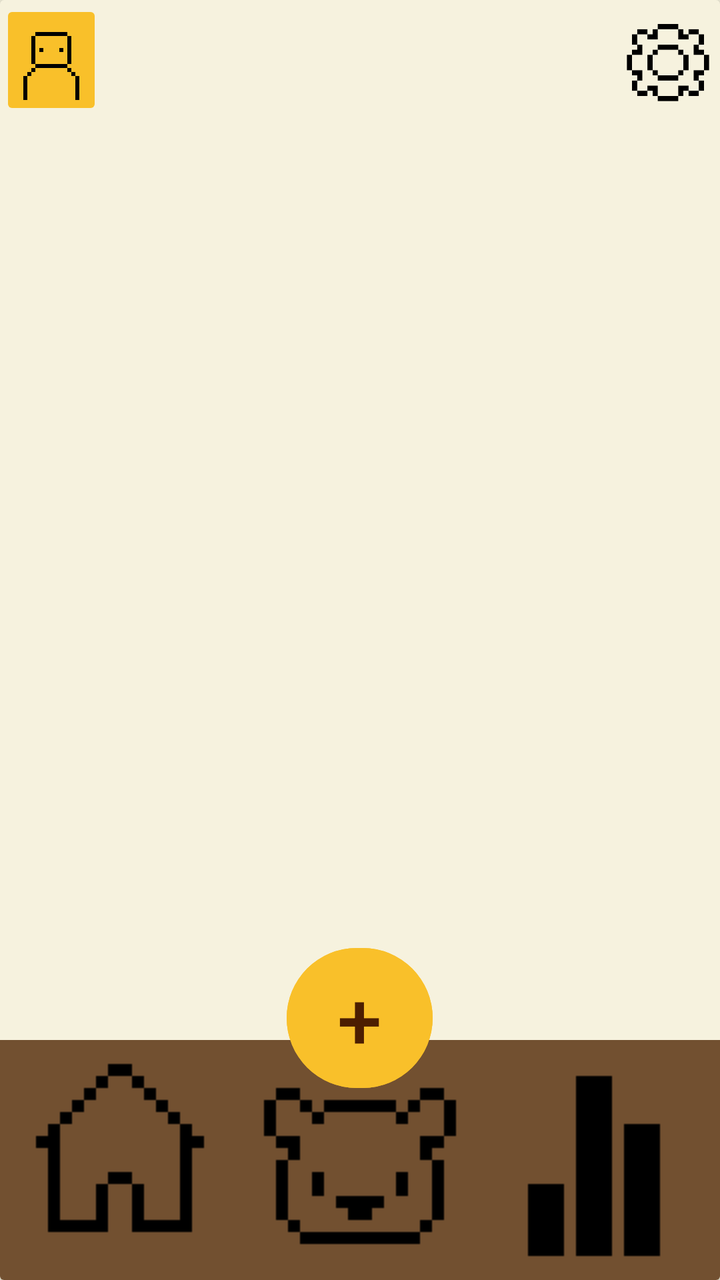
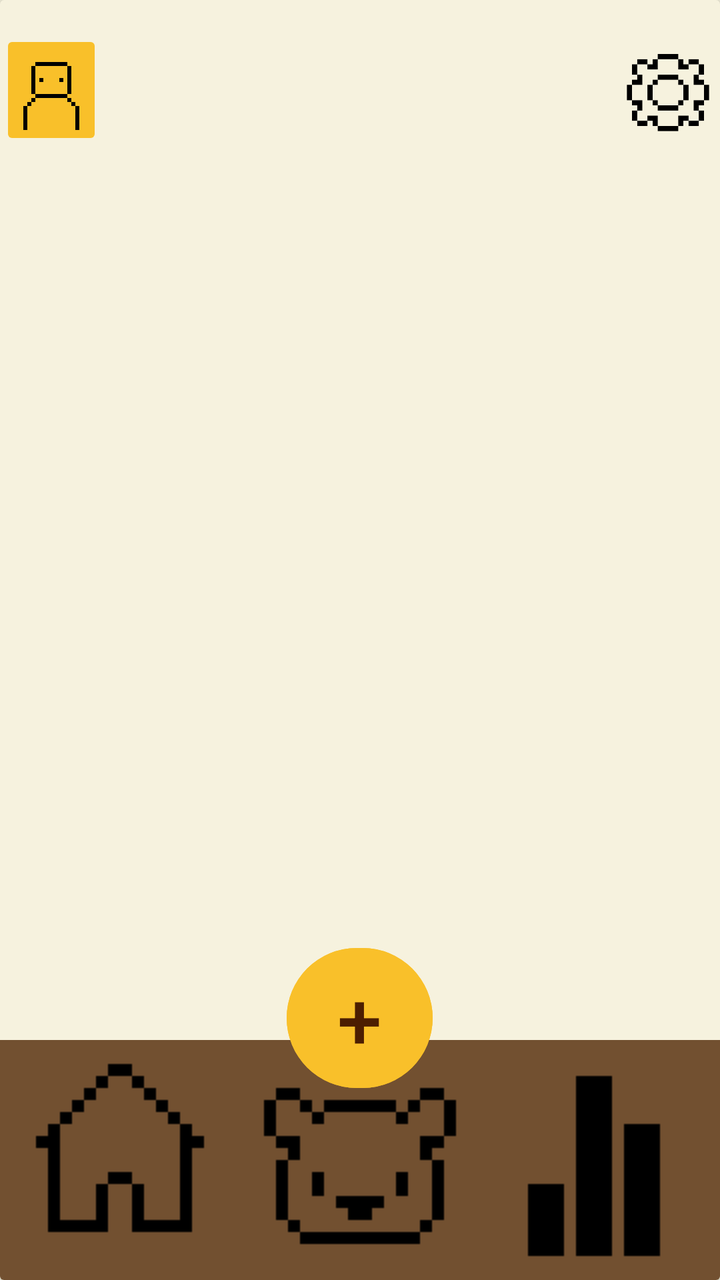

The first picture is an Android layout as it rendered before a commit; the second is the same layout after the commit. The layout source and the unified diff follow.
<!-- AndroidManifest.xml: application theme Theme.BeeBudgetingLimited -->
<!-- res/layout/activity_analytics.xml -->
<?xml version="1.0" encoding="utf-8"?>
<androidx.drawerlayout.widget.DrawerLayout xmlns:android="http://schemas.android.com/apk/res/android"
    xmlns:app="http://schemas.android.com/apk/res-auto"
    xmlns:tools="http://schemas.android.com/tools"
    android:id="@+id/main"
    android:layout_width="match_parent"
    android:layout_height="match_parent"
    tools:context=".Analytics"
    android:background="@color/Cream">

    <androidx.cardview.widget.CardView
        android:layout_width="match_parent"
        android:layout_height="wrap_content"
        app:cardBackgroundColor="@color/Cream">

        <LinearLayout
            android:layout_width="match_parent"
            android:layout_height="match_parent"
            android:orientation="vertical">

            
            <androidx.cardview.widget.CardView
                android:layout_width="match_parent"
                android:layout_height="wrap_content" />

            
            <LinearLayout
                android:layout_width="match_parent"
                android:layout_height="60dp"
                android:orientation="horizontal">

                <ImageButton
                    android:id="@+id/ProfileBtn"
                    app:srcCompat="@drawable/profileicon"
                    android:layout_width="0dp"
                    android:layout_height="wrap_content"
                    android:layout_weight="0.2"
                    android:backgroundTint="@color/Bright_yellow"
                    android:scaleType="centerCrop" />

                <ImageView
                    android:id="@+id/imageView3"
                    android:layout_width="0dp"
                    android:layout_height="wrap_content"
                    android:layout_weight="1"
                    android:alpha="0"
                    app:srcCompat="@drawable/house" /> />

                <ImageButton
                    android:id="@+id/Settingsbtn"
                    android:scaleType="fitCenter"
                    android:layout_width="0dp"
                    android:layout_height="match_parent"
                    android:layout_weight="0.2"
                    android:background="@android:color/transparent"
                    app:srcCompat="@drawable/cogicon" /> />

            </LinearLayout>

        </LinearLayout>

        <RelativeLayout
            android:id="@+id/bottomBar"
            android:layout_width="match_parent"
            android:layout_height="170dp"
            android:layout_gravity="bottom">

            <LinearLayout
                android:layout_width="match_parent"
                android:layout_height="match_parent"
                android:gravity="bottom"
                android:orientation="horizontal">

                <ImageButton
                    android:id="@+id/Homebtn"
                    android:layout_width="wrap_content"
                    android:layout_height="wrap_content"
                    android:layout_weight="1"
                    android:background="#725030"
                    app:srcCompat="@drawable/houseicon" />

                <ImageButton
                    android:id="@+id/Barrybtn"
                    android:layout_width="wrap_content"
                    android:layout_height="wrap_content"
                    android:layout_weight="1"
                    android:background="#725030"
                    app:srcCompat="@drawable/bearicon" />

                <ImageButton
                    android:id="@+id/Analyticsbtn"
                    android:layout_width="wrap_content"
                    android:layout_height="wrap_content"
                    android:layout_weight="1"
                    android:background="#725030"
                    app:srcCompat="@drawable/analyticsicon" />

            </LinearLayout>

            <Button
                android:id="@+id/Addbtn"
                android:layout_width="73dp"
                android:layout_height="78dp"
                android:layout_centerHorizontal="true"
                android:layout_marginTop="0dp"

                android:backgroundTint="@color/Bright_yellow"
                android:text="+"
                android:textColor="@color/Dark_brown"
                android:textColorLink="#f2c560"
                android:textSize="40dp" />

        </RelativeLayout>

    </androidx.cardview.widget.CardView>

</androidx.drawerlayout.widget.DrawerLayout>
<!-- resources referenced by this layout -->
<resources>
  <color name="Bright_yellow">#f9c02a</color>
  <color name="Cream">#f6f2de</color>
  <color name="Dark_brown">#4c1e01</color>
  <!-- drawable analyticsicon: png bitmap (drawable, 346 bytes) -->
  <!-- drawable bearicon: png bitmap (drawable, 423 bytes) -->
  <!-- drawable cogicon: png bitmap (drawable, 702 bytes) -->
  <!-- drawable house: png bitmap (drawable, 413934 bytes) -->
  <!-- drawable houseicon: png bitmap (drawable, 405 bytes) -->
  <!-- drawable profileicon: png bitmap (drawable, 471 bytes) -->
  <style name="Theme.BeeBudgetingLimited" parent="Base.Theme.BeeBudgetingLimited" />
  <style name="Base.Theme.BeeBudgetingLimited" parent="Theme.Material3.DayNight.NoActionBar">
          
          
      </style>
</resources>

<!-- the commit's change to res/layout/activity_analytics.xml (unified diff, before → after) -->
@@ -27,16 +27,17 @@
             <LinearLayout
                 android:layout_width="match_parent"
                 android:layout_height="60dp"
+                android:layout_marginVertical="15dp"
                 android:orientation="horizontal">
 
                 <ImageButton
                     android:id="@+id/ProfileBtn"
-                    app:srcCompat="@drawable/profileicon"
                     android:layout_width="0dp"
                     android:layout_height="wrap_content"
                     android:layout_weight="0.2"
                     android:backgroundTint="@color/Bright_yellow"
-                    android:scaleType="centerCrop" />
+                    android:scaleType="centerCrop"
+                    app:srcCompat="@drawable/profileicon" />
 
                 <ImageView
                     android:id="@+id/imageView3"
@@ -44,16 +45,18 @@
                     android:layout_height="wrap_content"
                     android:layout_weight="1"
                     android:alpha="0"
-                    app:srcCompat="@drawable/house" /> />
+                    app:srcCompat="@drawable/house" />
+                />
 
                 <ImageButton
                     android:id="@+id/Settingsbtn"
-                    android:scaleType="fitCenter"
                     android:layout_width="0dp"
                     android:layout_height="match_parent"
                     android:layout_weight="0.2"
                     android:background="@android:color/transparent"
-                    app:srcCompat="@drawable/cogicon" /> />
+                    android:scaleType="fitCenter"
+                    app:srcCompat="@drawable/cogicon" />
+                />
 
             </LinearLayout>
 
